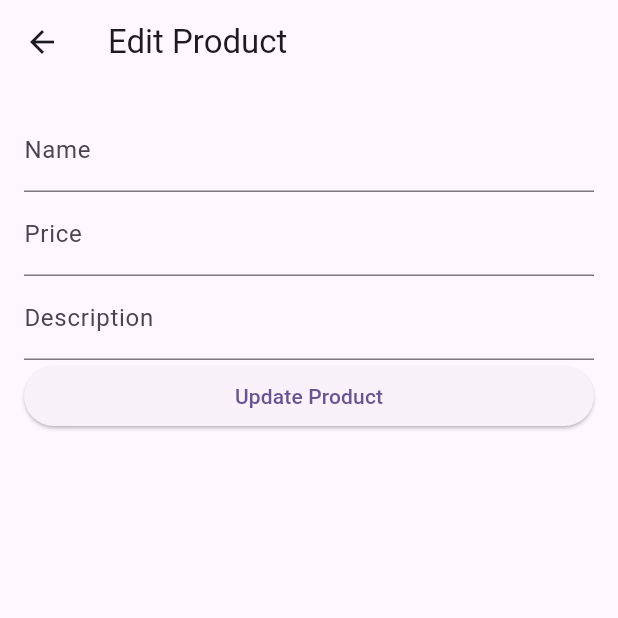
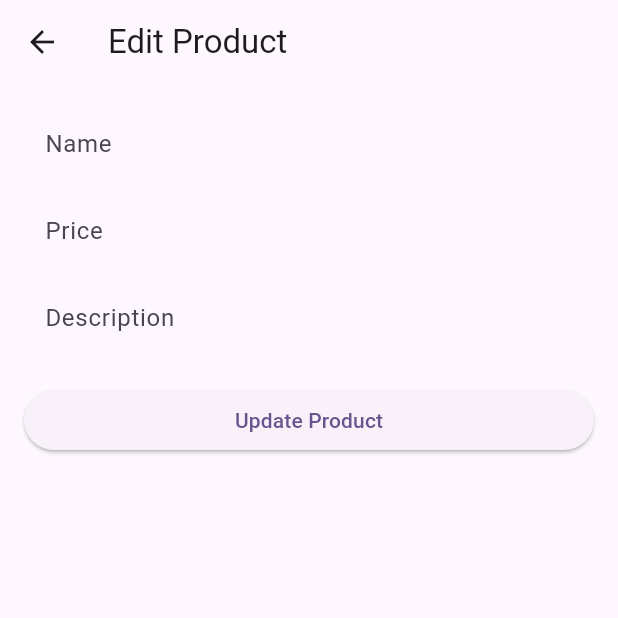
Before and after one commit to fatiq123/mad_fall_2023, a Flutter app: the EditScreen screen opened directly with empty values, on a phone screen of 412 x 824 dp, the top half of it. Run offline on Flutter 3.47's test engine with Material 2 defaults, Android fonts, the phone set to English and light mode, and no system bars; our stand-ins replace fluttertoast, google_fonts, image_picker, lottie, sqflite; accounts and stored records are empty; network calls fail; project files that could hold a hidden picture were left out.

Commit message:
making app beautiful

```diff
--- a/node.js_and_mongodb_with_flutter/lib/delete.dart
+++ b/node.js_and_mongodb_with_flutter/lib/delete.dart
@@ -40,7 +40,10 @@ class _DeleteScreenState extends State<DeleteScreen> {
               itemCount: pdata.length,
               itemBuilder: (BuildContext context, int index) {
                 return ListTile(
-                  leading: const Icon(Icons.storage),
+                  leading: const Icon(
+                    Icons.storage,
+                    color: Colors.amber,
+                  ),
                   title: Text("${pdata[index].name}"),
                   subtitle: Text("${pdata[index].description}"),
                   trailing: IconButton(
@@ -59,7 +62,10 @@ class _DeleteScreenState extends State<DeleteScreen> {
                         print('Error deleting product: $e');
                       }
                     },
-                    icon: const Icon(Icons.delete),
+                    icon: const Icon(
+                      Icons.delete,
+                      color: Colors.red,
+                    ),
                   ),
                 );
                 // return ListTile(
--- a/node.js_and_mongodb_with_flutter/lib/edit.dart
+++ b/node.js_and_mongodb_with_flutter/lib/edit.dart
@@ -37,15 +37,87 @@ class _EditScreenState extends State<EditScreen> {
           children: [
             TextFormField(
               controller: nameController,
-              decoration: const InputDecoration(labelText: 'Name'),
+              decoration: InputDecoration(
+                // name input field
+                labelText: 'Name',
+                filled: true,
+                fillColor: Theme.of(context).colorScheme.surface,
+                border: OutlineInputBorder(
+                  borderRadius: BorderRadius.circular(10),
+                  borderSide: BorderSide.none,
+                ),
+                focusedBorder: OutlineInputBorder(
+                  borderRadius: BorderRadius.circular(10),
+                  borderSide: BorderSide(
+                      color: Theme.of(context).colorScheme.primary, width: 2),
+                ),
+                contentPadding: const EdgeInsets.all(10),
+                hintText: 'Enter your name',
+                hintStyle: TextStyle(
+                    color: Theme.of(context)
+                        .colorScheme
+                        .onSurface
+                        .withOpacity(0.5)),
+              ),
+            ),
+            const SizedBox(
+              height: 10,
             ),
             TextFormField(
+              // price input field
               controller: priceController,
-              decoration: const InputDecoration(labelText: 'Price'),
+              decoration: InputDecoration(
+                labelText: 'Price',
+                filled: true,
+                fillColor: Theme.of(context).colorScheme.surface,
+                border: OutlineInputBorder(
+                  borderRadius: BorderRadius.circular(10),
+                  borderSide: BorderSide.none,
+                ),
+                focusedBorder: OutlineInputBorder(
+                  borderRadius: BorderRadius.circular(10),
+                  borderSide: BorderSide(
+                      color: Theme.of(context).colorScheme.primary, width: 2),
+                ),
+                contentPadding: const EdgeInsets.all(10),
+                hintText: 'Enter price',
+                hintStyle: TextStyle(
+                    color: Theme.of(context)
+                        .colorScheme
+                        .onSurface
+                        .withOpacity(0.5)),
+              ),
+            ),
+            const SizedBox(
+              height: 10,
             ),
             TextFormField(
+              // description input field
               controller: descriptionController,
-              decoration: const InputDecoration(labelText: 'Description'),
+              decoration: InputDecoration(
+                labelText: 'Description',
+                filled: true,
+                fillColor: Theme.of(context).colorScheme.surface,
+                border: OutlineInputBorder(
+                  borderRadius: BorderRadius.circular(10),
+                  borderSide: BorderSide.none,
+                ),
+                focusedBorder: OutlineInputBorder(
+                  borderRadius: BorderRadius.circular(10),
+                  borderSide: BorderSide(
+                      color: Theme.of(context).colorScheme.primary, width: 2),
+                ),
+                contentPadding: const EdgeInsets.all(10),
+                hintText: 'Enter description',
+                hintStyle: TextStyle(
+                    color: Theme.of(context)
+                        .colorScheme
+                        .onSurface
+                        .withOpacity(0.5)),
+              ),
+            ),
+            const SizedBox(
+              height: 20,
             ),
             ElevatedButton(
               onPressed: () async {
--- a/node.js_and_mongodb_with_flutter/lib/home_screen.dart
+++ b/node.js_and_mongodb_with_flutter/lib/home_screen.dart
@@ -18,40 +18,54 @@ class _HomeScreenState extends State<HomeScreen> {
       appBar: AppBar(
         title: const Text('node.js and mongodb'),
       ),
-      body: Column(
+      body: Center(
+        child: Column(
           mainAxisAlignment: MainAxisAlignment.center,
           crossAxisAlignment: CrossAxisAlignment.center,
           children: [
             ElevatedButton(
               onPressed: () {
-              Navigator.push(context,
-                  MaterialPageRoute(builder: (context) => const CreateData(),));
+                Navigator.push(
+                    context,
+                    MaterialPageRoute(
+                      builder: (context) => const CreateData(),
+                    ));
               },
               child: const Text('CREATE'),
             ),
             ElevatedButton(
               onPressed: () {
-              Navigator.push(context,
-                  MaterialPageRoute(builder: (context) => const FetchData(),));
+                Navigator.push(
+                    context,
+                    MaterialPageRoute(
+                      builder: (context) => const FetchData(),
+                    ));
               },
               child: const Text('READ'),
             ),
             ElevatedButton(
               onPressed: () {
-              Navigator.push(context,
-                  MaterialPageRoute(builder: (context) => const UpdateScreen(),));
+                Navigator.push(
+                    context,
+                    MaterialPageRoute(
+                      builder: (context) => const UpdateScreen(),
+                    ));
               },
               child: const Text('UPDATE'),
             ),
             ElevatedButton(
               onPressed: () {
-              Navigator.push(context,
-                  MaterialPageRoute(builder: (context) => const DeleteScreen(),));
+                Navigator.push(
+                    context,
+                    MaterialPageRoute(
+                      builder: (context) => const DeleteScreen(),
+                    ));
               },
               child: const Text('DELETE'),
             ),
           ],
         ),
+      ),
     );
   }
 }
--- a/node.js_and_mongodb_with_flutter/lib/update.dart
+++ b/node.js_and_mongodb_with_flutter/lib/update.dart
@@ -1,4 +1,5 @@
 import 'package:flutter/material.dart';
+import 'package:google_fonts/google_fonts.dart';
 
 import 'edit.dart';
 import 'model/product.dart';
@@ -36,7 +37,10 @@ class UpdateScreen extends StatelessWidget {
               itemCount: pdata.length,
               itemBuilder: (BuildContext context, int index) {
                 return ListTile(
-                  leading: const Icon(Icons.storage),
+                  leading: const Icon(
+                    Icons.storage,
+                    color: Colors.amber,
+                  ),
                   title: Text("${pdata[index].name}"),
                   subtitle: Text("${pdata[index].description}"),
                   trailing: IconButton(
@@ -50,7 +54,7 @@ class UpdateScreen extends StatelessWidget {
                         ),
                       );
                     },
-                    icon: const Icon(Icons.edit),
+                    icon: const Icon(Icons.edit, color: Colors.blue),
                   ),
                 );
               },
--- a/node.js_and_mongodb_with_flutter/pubspec.yaml
+++ b/node.js_and_mongodb_with_flutter/pubspec.yaml
@@ -36,6 +36,7 @@ dependencies:
   # Use with the CupertinoIcons class for iOS style icons.
   cupertino_icons: ^1.0.2
   http: ^1.1.0
+  google_fonts: ^6.1.0
 
 dev_dependencies:
   flutter_test:
```
Also changed, not shown: node.js_and_mongodb_with_flutter/pubspec.lock. Lines whose indentation alone changed are shown as unchanged.
